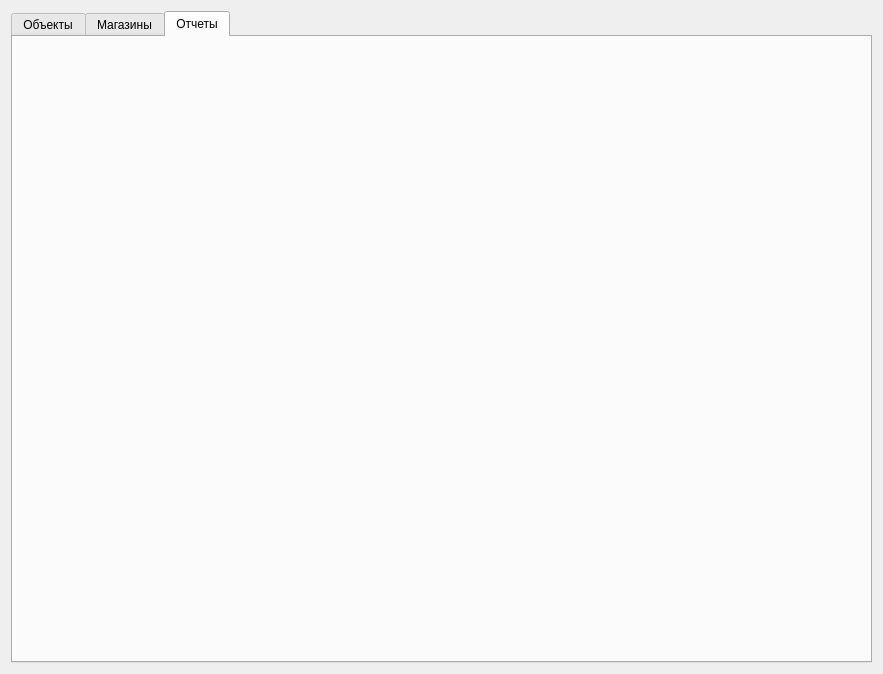
This is UI/UIForms/mainForm.ui in FelixMailwriter/VendService as Qt 5 draws it before an edit. The edited form follows.
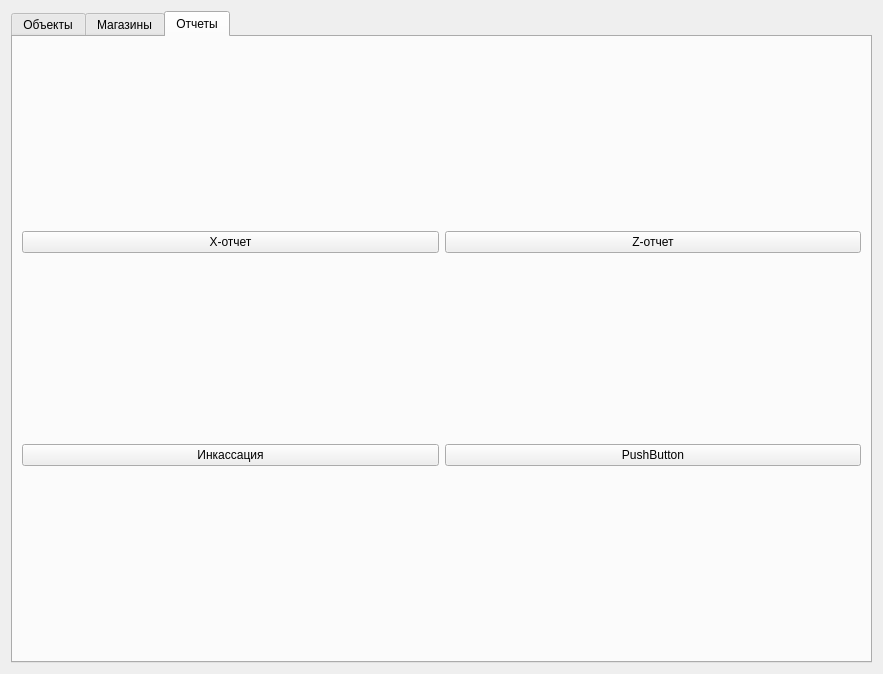
This is the edited form. The open tabs and pages were chosen to show the change.

```diff
--- a/UI/UIForms/mainForm.ui
+++ b/UI/UIForms/mainForm.ui
@@ -533,6 +533,44 @@
           <attribute name="title">
            <string>Отчеты</string>
           </attribute>
+          <layout class="QVBoxLayout" name="verticalLayout">
+           <item>
+            <layout class="QHBoxLayout" name="horizontalLayout_5">
+             <item>
+              <widget class="QPushButton" name="btn_xReport">
+               <property name="text">
+                <string>X-отчет</string>
+               </property>
+              </widget>
+             </item>
+             <item>
+              <widget class="QPushButton" name="btn_zReport">
+               <property name="text">
+                <string>Z-отчет</string>
+               </property>
+              </widget>
+             </item>
+            </layout>
+           </item>
+           <item>
+            <layout class="QHBoxLayout" name="horizontalLayout_6">
+             <item>
+              <widget class="QPushButton" name="btn_incas">
+               <property name="text">
+                <string>Инкассация</string>
+               </property>
+              </widget>
+             </item>
+             <item>
+              <widget class="QPushButton" name="pushButton_2">
+               <property name="text">
+                <string>PushButton</string>
+               </property>
+              </widget>
+             </item>
+            </layout>
+           </item>
+          </layout>
          </widget>
         </widget>
        </item>
```
Left out of the diff: 2 changed lines with no effect on the pictures.
